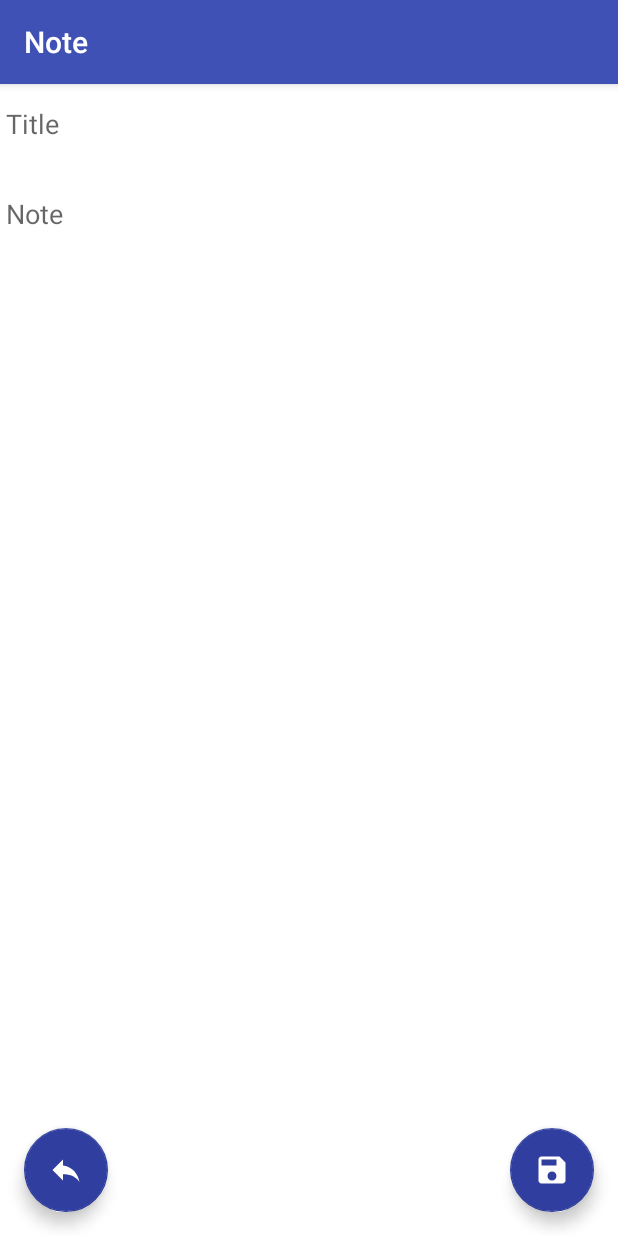
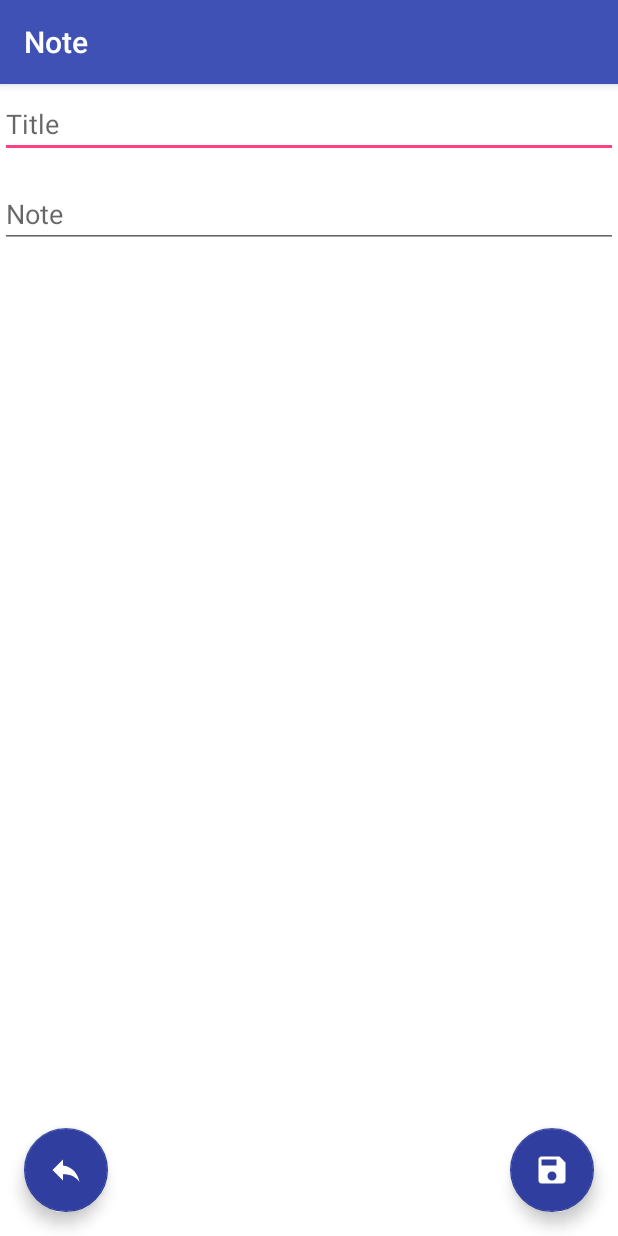
Before and after one commit to unbranched/NoteBuddy, an Android app: the EditNoteActivity screen opened directly, with no data from a screen before it, on a phone screen of 412 x 824 dp. Run offline under Robolectric (Android 15) with nearby library versions, the phone set to English and light mode, and no system bars.

```diff
--- a/app/src/main/res/layout/activity_create_note.xml
+++ b/app/src/main/res/layout/activity_create_note.xml
@@ -59,8 +59,7 @@
         android:inputType="textPersonName"
         android:ems="10"
         android:id="@+id/noteTitle"
-        android:hint="@string/prompt_note_title"
-        android:backgroundTint="@android:color/background_light" />
+        android:hint="@string/prompt_note_title" />
 
     <EditText
         android:layout_width="match_parent"
@@ -70,8 +69,7 @@
         android:ems="10"
         android:id="@+id/noteText"
         android:hint="@string/prompt_note_body"
-        android:singleLine="false"
-        android:backgroundTint="@android:color/background_light" />
+        android:singleLine="false" />
 
     <android.support.design.widget.FloatingActionButton
         android:layout_width="wrap_content"
@@ -85,11 +83,4 @@
         android:id="@+id/shareButton"
         app:backgroundTint="@color/colorPrimaryDark" />
 
-    <RelativeLayout
-        android:layout_width="match_parent"
-        android:layout_height="match_parent"
-        android:id="@+id/edittest">
-
-    </RelativeLayout>
-
 </android.support.design.widget.CoordinatorLayout>
```
Also changed, not shown: 1 other file.
